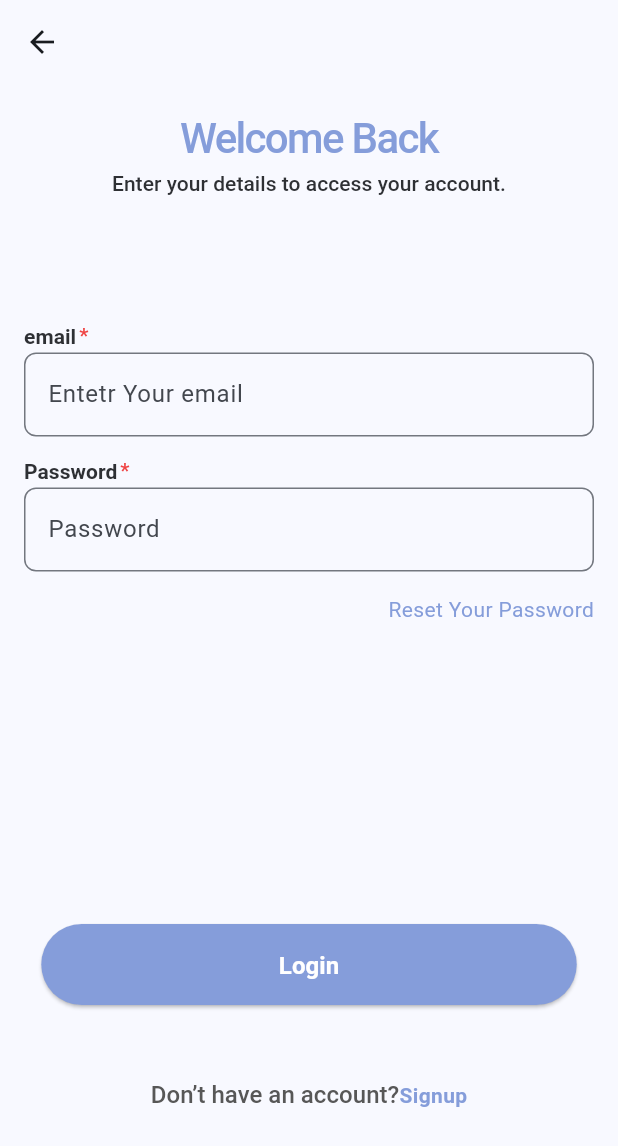
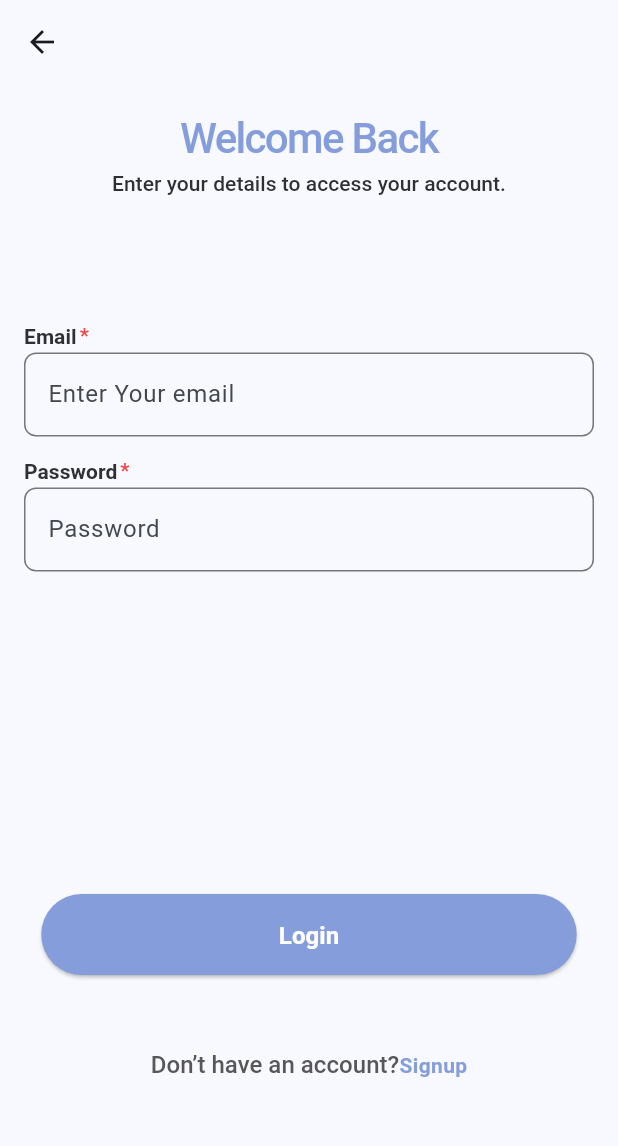
Before and after one commit to ekumamatthew/stressSense, a Flutter app: the Signin screen opened directly, on a phone screen of 412 x 824 dp. Shown: the top 1146 px of the screen. Run offline on Flutter 3.47's test engine with Material 3 defaults, Android fonts, the phone set to English and light mode, and no system bars; our stand-ins replace flutter_secure_storage; accounts and stored records are empty; Roboto replaces fonts that are missing (Raleway, Ubuntu).

Commit message:
description added inline the  code

```diff
--- a/lib/screens/authScreens/signin/signin.dart
+++ b/lib/screens/authScreens/signin/signin.dart
@@ -161,8 +161,8 @@ class _SigninState extends State<Signin> {
                             CustomInput(
                               initialValue: email,
                               onChanged: _handleEmailChanged,
-                              label: 'Entetr Your email',
-                              tag: 'email',
+                              label: 'Enter Your email',
+                              tag: 'Email',
                             ),
                             const SizedBox(
                               height: 22,
@@ -176,28 +176,31 @@ class _SigninState extends State<Signin> {
                             const SizedBox(
                               height: 15,
                             ),
-                            Row(
-                              mainAxisAlignment: MainAxisAlignment.end,
-                              children: [
-                                InkWell(
-                                  onTap: () {
-                                    Navigator.push(
-                                      context,
-                                      MaterialPageRoute(
-                                          builder: (context) =>
-                                              const ResetPassword()),
-                                    );
-                                  },
-                                  child: const Text(
-                                    "Reset Your Password",
-                                    textAlign: TextAlign.right,
-                                    style: TextStyle(
-                                      color: AppColor.blue,
-                                    ),
-                                  ),
-                                ),
-                              ],
-                            )
+
+                            //  Commented out the reset button because it dosent apply in the app for now
+
+                            // Row(
+                            //   mainAxisAlignment: MainAxisAlignment.end,
+                            //   children: [
+                            //     InkWell(
+                            //       onTap: () {
+                            //         Navigator.push(
+                            //           context,
+                            //           MaterialPageRoute(
+                            //               builder: (context) =>
+                            //                   const ResetPassword()),
+                            //         );
+                            //       },
+                            //       child: const Text(
+                            //         "Reset Your Password",
+                            //         textAlign: TextAlign.right,
+                            //         style: TextStyle(
+                            //           color: AppColor.blue,
+                            //         ),
+                            //       ),
+                            //     ),
+                            //   ],
+                            // )
                           ],
                         ),
                         Column(
--- a/lib/widgets/loading/loading.dart
+++ b/lib/widgets/loading/loading.dart
@@ -1,3 +1,7 @@
+/**
+ *  this page for displaying the loading icon when you make a request to the database
+*/
+
 import 'package:flutter/material.dart';
 
 class PulsingAnimationWidget extends StatefulWidget {
--- a/lib/widgets/loading/snacbar.dart
+++ b/lib/widgets/loading/snacbar.dart
@@ -1,4 +1,9 @@
 // custom_snackbar.dart
+
+/**
+ * This page is the notification that pop when  there is an error or a succesful activity
+ */
+
 import 'package:flutter/material.dart';
 import 'package:stressSense/theme/colors.dart';
 
--- a/lib/widgets/participants/participant.dart
+++ b/lib/widgets/participants/participant.dart
@@ -1,3 +1,7 @@
+/**
+ * This page handles participants fetched from the api
+ */
+
 import 'package:flutter/material.dart';
 import 'package:stressSense/data/participants.dart';
 import 'package:stressSense/widgets/participants/participant_entension_tile.dart';
--- a/lib/widgets/participants/participant_entension_tile.dart
+++ b/lib/widgets/participants/participant_entension_tile.dart
@@ -1,4 +1,8 @@
-// file: lib/widgets/participant_expansion_tile.dart
+/**
+ * This holds the participant dropdwon that shows the average value of a participant stress record in the speedometer clock
+ * the function for showing the average stress level >50 , >20  and minimal is here on line 89
+ */
+
 import 'package:flutter/material.dart';
 import 'package:flutter_secure_storage/flutter_secure_storage.dart';
 import 'package:stressSense/data/participants.dart';
--- a/lib/widgets/speedometer/customPaint.dart
+++ b/lib/widgets/speedometer/customPaint.dart
@@ -1,4 +1,9 @@
+/**
+ * This page controls the speedometer color from red - green depending on the average value
+ */
+
 import 'dart:math' as math;
+
 import 'package:flutter/material.dart';
 
 class SpeedometerPainter extends CustomPainter {
--- a/lib/widgets/speedometer/speedometer.dart
+++ b/lib/widgets/speedometer/speedometer.dart
@@ -1,3 +1,7 @@
+/**
+ * Vallues are just passed from this page to the custom painter
+ */
+
 import 'package:flutter/material.dart';
 import 'package:stressSense/theme/colors.dart';
 import 'package:stressSense/widgets/speedometer/customPaint.dart';
@@ -32,7 +36,7 @@ class SpeedometerWidget extends StatelessWidget {
                   ),
                 ),
                 Text(
-                  'Stress Level After Task: ${finalAverageValue.isFinite ? finalAverageValue.toStringAsFixed(2) : '0'}',
+                  'Average Stress Score: ${finalAverageValue.isFinite ? finalAverageValue.toStringAsFixed(2) : '0'}',
                   style: const TextStyle(
                     color: AppColor.gray,
                   ),
```
Also changed, not shown: lib/main.dart (+9 -0 lines), lib/screens/dashboardScreens/layout/dashboardPage.dart (+23 -14 lines), lib/screens/onBoardScreen/onBoardScreen1.dart (+7 -0 lines), lib/screens/splashScreen/splashScreen.dart (+8 -0 lines), lib/widgets/participants/addNewParticipant.dart (+7 -0 lines), lib/widgets/participants/participantDetails.dart (+15 -10 lines), 1 other file.
